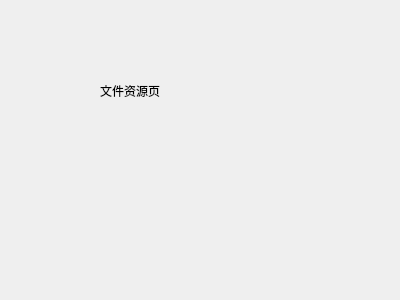
Above: client/folderpage.ui from fhwhsa/netdisk before the change. Below: the same form after it.
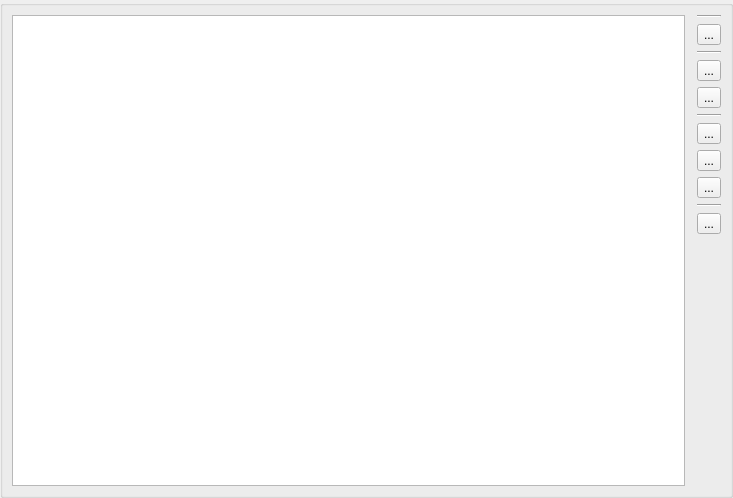
That is the form after the change. Icons and pictures are not drawn.

Commit message: 客户端文件功能页UI设计、查看文件夹内容功能以及对应的通信协议设计基本完成

Diff of the .ui file:
```diff
--- a/client/folderpage.ui
+++ b/client/folderpage.ui
@@ -6,26 +6,245 @@
    <rect>
     <x>0</x>
     <y>0</y>
-    <width>400</width>
-    <height>300</height>
+    <width>733</width>
+    <height>498</height>
    </rect>
   </property>
   <property name="windowTitle">
    <string>Form</string>
   </property>
-  <widget class="QLabel" name="label">
-   <property name="geometry">
-    <rect>
-     <x>100</x>
-     <y>80</y>
-     <width>75</width>
-     <height>22</height>
-    </rect>
+  <layout class="QVBoxLayout" name="verticalLayout_3">
+   <property name="leftMargin">
+    <number>0</number>
    </property>
-   <property name="text">
-    <string>文件资源页</string>
+   <property name="topMargin">
+    <number>0</number>
    </property>
-  </widget>
+   <property name="rightMargin">
+    <number>0</number>
+   </property>
+   <property name="bottomMargin">
+    <number>0</number>
+   </property>
+   <item>
+    <widget class="QGroupBox" name="groupBox">
+     <property name="title">
+      <string/>
+     </property>
+     <layout class="QVBoxLayout" name="verticalLayout_4">
+      <property name="leftMargin">
+       <number>9</number>
+      </property>
+      <property name="topMargin">
+       <number>9</number>
+      </property>
+      <property name="rightMargin">
+       <number>9</number>
+      </property>
+      <property name="bottomMargin">
+       <number>9</number>
+      </property>
+      <item>
+       <layout class="QVBoxLayout" name="verticalLayout_2">
+        <property name="leftMargin">
+         <number>0</number>
+        </property>
+        <property name="topMargin">
+         <number>0</number>
+        </property>
+        <property name="rightMargin">
+         <number>0</number>
+        </property>
+        <property name="bottomMargin">
+         <number>0</number>
+        </property>
+        <item>
+         <layout class="QHBoxLayout" name="horizontalLayout_2">
+          <property name="leftMargin">
+           <number>0</number>
+          </property>
+          <property name="topMargin">
+           <number>0</number>
+          </property>
+          <property name="rightMargin">
+           <number>0</number>
+          </property>
+          <property name="bottomMargin">
+           <number>0</number>
+          </property>
+          <item>
+           <widget class="QListWidget" name="fileList"/>
+          </item>
+          <item>
+           <widget class="Line" name="line_4">
+            <property name="orientation">
+             <enum>Qt::Horizontal</enum>
+            </property>
+           </widget>
+          </item>
+          <item>
+           <layout class="QVBoxLayout" name="verticalLayout">
+            <property name="leftMargin">
+             <number>0</number>
+            </property>
+            <property name="topMargin">
+             <number>0</number>
+            </property>
+            <property name="rightMargin">
+             <number>0</number>
+            </property>
+            <property name="bottomMargin">
+             <number>0</number>
+            </property>
+            <item>
+             <widget class="Line" name="line">
+              <property name="orientation">
+               <enum>Qt::Horizontal</enum>
+              </property>
+             </widget>
+            </item>
+            <item>
+             <widget class="QToolButton" name="tb_flush">
+              <property name="toolTip">
+               <string>刷新</string>
+              </property>
+              <property name="text">
+               <string>...</string>
+              </property>
+              <property name="icon">
+               <iconset resource="res.qrc">
+                <normaloff>:/img/res/img/flush.png</normaloff>:/img/res/img/flush.png</iconset>
+              </property>
+             </widget>
+            </item>
+            <item>
+             <widget class="Line" name="line_2">
+              <property name="orientation">
+               <enum>Qt::Horizontal</enum>
+              </property>
+             </widget>
+            </item>
+            <item>
+             <widget class="QToolButton" name="tb_upload">
+              <property name="toolTip">
+               <string>上传</string>
+              </property>
+              <property name="text">
+               <string>...</string>
+              </property>
+              <property name="icon">
+               <iconset resource="res.qrc">
+                <normaloff>:/img/res/img/upload.png</normaloff>:/img/res/img/upload.png</iconset>
+              </property>
+             </widget>
+            </item>
+            <item>
+             <widget class="QToolButton" name="tb_download">
+              <property name="toolTip">
+               <string>下载</string>
+              </property>
+              <property name="text">
+               <string>...</string>
+              </property>
+              <property name="icon">
+               <iconset resource="res.qrc">
+                <normaloff>:/img/res/img/download.png</normaloff>:/img/res/img/download.png</iconset>
+              </property>
+             </widget>
+            </item>
+            <item>
+             <widget class="Line" name="line_3">
+              <property name="orientation">
+               <enum>Qt::Horizontal</enum>
+              </property>
+             </widget>
+            </item>
+            <item>
+             <widget class="QToolButton" name="tb_addfolder">
+              <property name="toolTip">
+               <string>新建文件夹</string>
+              </property>
+              <property name="text">
+               <string>...</string>
+              </property>
+              <property name="icon">
+               <iconset resource="res.qrc">
+                <normaloff>:/img/res/img/addfolder.png</normaloff>:/img/res/img/addfolder.png</iconset>
+              </property>
+             </widget>
+            </item>
+            <item>
+             <widget class="QToolButton" name="tb_rename">
+              <property name="toolTip">
+               <string>重命名</string>
+              </property>
+              <property name="text">
+               <string>...</string>
+              </property>
+              <property name="icon">
+               <iconset resource="res.qrc">
+                <normaloff>:/img/res/img/rename.png</normaloff>:/img/res/img/rename.png</iconset>
+              </property>
+             </widget>
+            </item>
+            <item>
+             <widget class="QToolButton" name="tb_delete">
+              <property name="toolTip">
+               <string>删除</string>
+              </property>
+              <property name="text">
+               <string>...</string>
+              </property>
+              <property name="icon">
+               <iconset resource="res.qrc">
+                <normaloff>:/img/res/img/delete.png</normaloff>:/img/res/img/delete.png</iconset>
+              </property>
+             </widget>
+            </item>
+            <item>
+             <widget class="Line" name="line_5">
+              <property name="orientation">
+               <enum>Qt::Horizontal</enum>
+              </property>
+             </widget>
+            </item>
+            <item>
+             <widget class="QToolButton" name="tb_share">
+              <property name="toolTip">
+               <string>分享</string>
+              </property>
+              <property name="text">
+               <string>...</string>
+              </property>
+              <property name="icon">
+               <iconset resource="res.qrc">
+                <normaloff>:/img/res/img/share.png</normaloff>:/img/res/img/share.png</iconset>
+              </property>
+             </widget>
+            </item>
+            <item>
+             <spacer name="verticalSpacer">
+              <property name="orientation">
+               <enum>Qt::Vertical</enum>
+              </property>
+              <property name="sizeHint" stdset="0">
+               <size>
+                <width>20</width>
+                <height>40</height>
+               </size>
+              </property>
+             </spacer>
+            </item>
+           </layout>
+          </item>
+         </layout>
+        </item>
+       </layout>
+      </item>
+     </layout>
+    </widget>
+   </item>
+  </layout>
  </widget>
  <resources/>
  <connections/>
```
Left out of the diff: 4 changed lines with no effect on the pictures. The commit also changes 31 other files.
